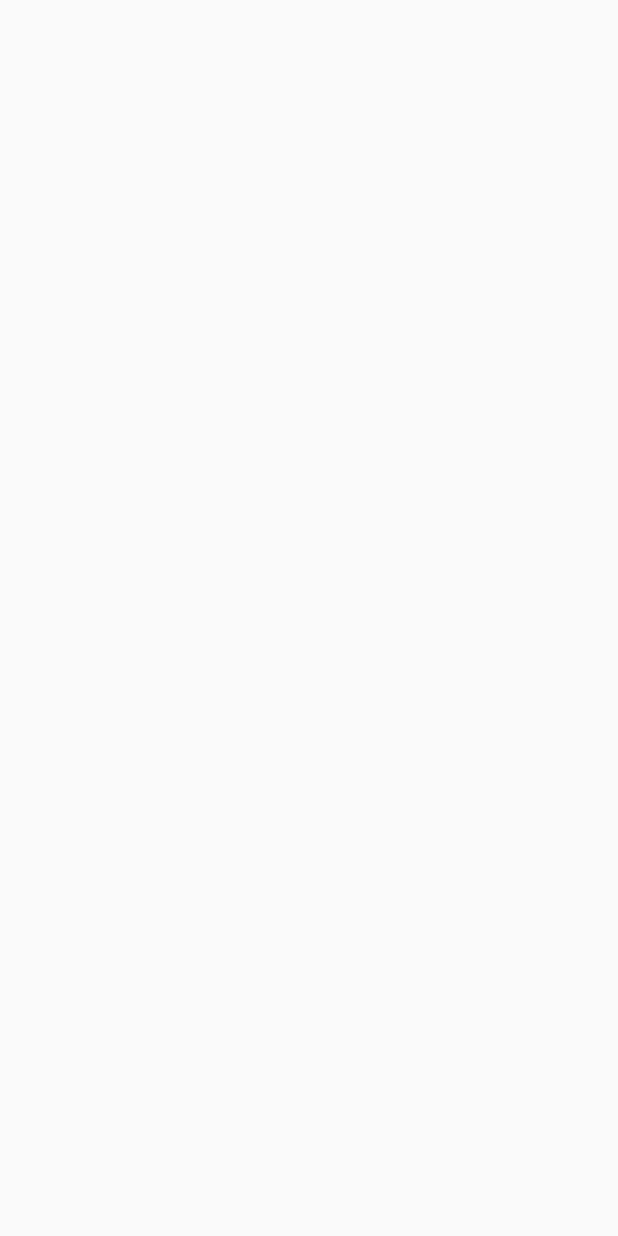
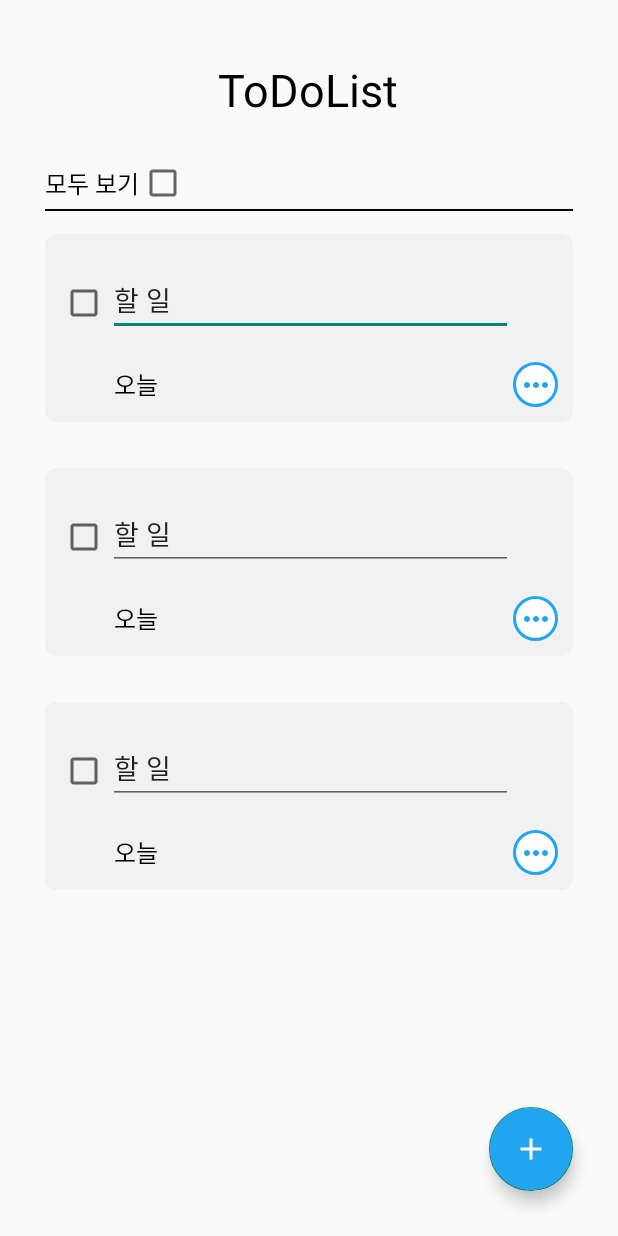
Before and after one commit to O-Wensu/Android_2DoList, an Android app: the MainActivity screen opened directly, with no data from a screen before it, on a phone screen of 412 x 824 dp. Before the commit the screen is empty. Run offline under Robolectric (Android 15) with nearby library versions, the phone set to English and light mode, and no system bars.

Commit message:
design: recyclerView를 사용한 todo 리스트 UI 구현

```diff
--- a/app/build.gradle
+++ b/app/build.gradle
@@ -29,6 +29,9 @@ android {
     kotlinOptions {
         jvmTarget = '1.8'
     }
+    viewBinding {
+        enabled = true
+    }
 }
 
 dependencies {
--- a/app/src/main/java/com/twoDoList/LoginActivity.kt
+++ b/app/src/main/java/com/twoDoList/LoginActivity.kt
@@ -1,11 +1,20 @@
 package com.twoDoList
 
+import android.content.Intent
 import androidx.appcompat.app.AppCompatActivity
 import android.os.Bundle
+import com.twoDoList.databinding.ActivityLoginBinding
 
 class LoginActivity : AppCompatActivity() {
+    private lateinit var binding: ActivityLoginBinding
     override fun onCreate(savedInstanceState: Bundle?) {
         super.onCreate(savedInstanceState)
-        setContentView(R.layout.activity_login)
+        binding = ActivityLoginBinding.inflate(layoutInflater)
+        setContentView(binding.root)
+
+        binding.loginButton.setOnClickListener {
+            val intent = Intent(this, MainActivity::class.java)
+            startActivity(intent)
+        }
     }
 }
--- a/app/src/main/java/com/twoDoList/MainActivity.kt
+++ b/app/src/main/java/com/twoDoList/MainActivity.kt
@@ -2,10 +2,30 @@ package com.twoDoList
 
 import androidx.appcompat.app.AppCompatActivity
 import android.os.Bundle
+import androidx.recyclerview.widget.DividerItemDecoration
+import androidx.recyclerview.widget.LinearLayoutManager
+import com.twoDoList.databinding.ActivityMainBinding
 
 class MainActivity : AppCompatActivity() {
+    private lateinit var binding: ActivityMainBinding
+    private lateinit var todoAdapter: TodoAdapter
     override fun onCreate(savedInstanceState: Bundle?) {
         super.onCreate(savedInstanceState)
-        setContentView(R.layout.activity_main)
+        binding = ActivityMainBinding.inflate(layoutInflater)
+        setContentView(binding.root)
+
+        val dummyList = mutableListOf(
+            Todo("밥 먹기", "오늘"),
+            Todo("밥 먹기", "오늘"),
+            Todo("밥 먹기", "오늘")
+        )
+
+        todoAdapter = TodoAdapter(dummyList)
+        binding.todoRecyclerView.apply {
+            adapter = todoAdapter
+            layoutManager = LinearLayoutManager(applicationContext, LinearLayoutManager.VERTICAL, false)
+/*            val dividerItemDecoration = DividerItemDecoration(applicationContext,LinearLayoutManager.VERTICAL)
+            addItemDecoration(dividerItemDecoration)*/
+        }
     }
 }
--- /dev/null
+++ b/app/src/main/java/com/twoDoList/Todo.kt
@@ -0,0 +1,6 @@
+package com.twoDoList
+
+data class Todo(
+    val title: String,
+    val deadline: String
+)
--- /dev/null
+++ b/app/src/main/java/com/twoDoList/TodoAdapter.kt
@@ -0,0 +1,30 @@
+package com.twoDoList
+
+import android.content.Context
+import android.view.LayoutInflater
+import android.view.View
+import android.view.ViewGroup
+import androidx.recyclerview.widget.RecyclerView
+import com.twoDoList.databinding.ItemTodoBinding
+
+class TodoAdapter(private val list: MutableList<Todo>): RecyclerView.Adapter<TodoAdapter.TodoViewHolder>() {
+
+    override fun onCreateViewHolder(parent: ViewGroup, viewType: Int): TodoViewHolder {
+        val inflater = parent.context.getSystemService(Context.LAYOUT_INFLATER_SERVICE) as LayoutInflater
+        val binding = ItemTodoBinding.inflate(inflater,parent,false)
+        return TodoViewHolder(binding)
+    }
+
+    override fun onBindViewHolder(holder: TodoViewHolder, position: Int) {
+        holder.binding.apply {
+            val todo = list[position]
+            //deadlineTextView.text = todo.deadline
+        }
+    }
+
+    override fun getItemCount(): Int {
+        return list.size
+    }
+
+    class TodoViewHolder(val binding: ItemTodoBinding): RecyclerView.ViewHolder(binding.root)
+}
--- /dev/null
+++ b/app/src/main/res/drawable/ic_baseline_add_24.xml
@@ -0,0 +1,5 @@
+<vector android:height="24dp" android:tint="#FFFFFF"
+    android:viewportHeight="24" android:viewportWidth="24"
+    android:width="24dp" xmlns:android="http://schemas.android.com/apk/res/android">
+    <path android:fillColor="@android:color/white" android:pathData="M19,13h-6v6h-2v-6H5v-2h6V5h2v6h6v2z"/>
+</vector>
--- /dev/null
+++ b/app/src/main/res/drawable/ic_baseline_more_horiz_24.xml
@@ -0,0 +1,5 @@
+<vector android:height="24dp" android:tint="#21A5F0"
+    android:viewportHeight="24" android:viewportWidth="24"
+    android:width="24dp" xmlns:android="http://schemas.android.com/apk/res/android">
+    <path android:fillColor="@android:color/white" android:pathData="M6,10c-1.1,0 -2,0.9 -2,2s0.9,2 2,2 2,-0.9 2,-2 -0.9,-2 -2,-2zM18,10c-1.1,0 -2,0.9 -2,2s0.9,2 2,2 2,-0.9 2,-2 -0.9,-2 -2,-2zM12,10c-1.1,0 -2,0.9 -2,2s0.9,2 2,2 2,-0.9 2,-2 -0.9,-2 -2,-2z"/>
+</vector>
--- /dev/null
+++ b/app/src/main/res/drawable/outline_rectangle.xml
@@ -0,0 +1,17 @@
+<?xml version="1.0" encoding="utf-8"?>
+<layer-list xmlns:android="http://schemas.android.com/apk/res/android">
+    <item
+        android:bottom="1dp"
+        android:left="1dp"
+        android:right="1dp"
+        android:top="1dp">
+        <color android:color="@color/light_grey2"/>
+        <shape android:shape="rectangle" >
+            <corners android:radius="10dp"/>
+            <stroke
+                android:width="1dp"
+                android:color="@color/grey" />
+            <solid android:color="#FFF" />
+        </shape>
+    </item>
+</layer-list>
--- /dev/null
+++ b/app/src/main/res/drawable/shape_circle.xml
@@ -0,0 +1,8 @@
+<?xml version="1.0" encoding="utf-8"?>
+<shape xmlns:android="http://schemas.android.com/apk/res/android"
+    android:shape="oval">
+    <solid android:color="@color/white" />
+    <stroke
+        android:width="2dp"
+        android:color="@color/blue" />
+</shape>
--- a/app/src/main/res/layout/activity_main.xml
+++ b/app/src/main/res/layout/activity_main.xml
@@ -6,4 +6,76 @@
     android:layout_height="match_parent"
     tools:context=".MainActivity">
 
+    <TextView
+        android:id="@+id/titleTextView"
+        android:layout_width="wrap_content"
+        android:layout_height="wrap_content"
+        android:text="ToDoList"
+        app:layout_constraintBottom_toBottomOf="parent"
+        app:layout_constraintEnd_toEndOf="parent"
+        app:layout_constraintHorizontal_bias="0.498"
+        app:layout_constraintStart_toStartOf="parent"
+        app:layout_constraintTop_toTopOf="parent"
+        app:layout_constraintVertical_bias="0.05"
+        android:textSize="30dp"
+        android:textColor="@color/black"/>
+
+    <TextView
+        android:id="@+id/allTodoTextView"
+        android:layout_width="wrap_content"
+        android:layout_height="wrap_content"
+        android:text="모두 보기"
+        android:textSize="16sp"
+        android:textColor="@color/black"
+        android:layout_marginTop="30dp"
+        android:layout_marginStart="30dp"
+        app:layout_constraintStart_toStartOf="parent"
+        app:layout_constraintTop_toBottomOf="@id/titleTextView"
+        />
+
+    <CheckBox
+        android:id="@+id/allTodoCheckBox"
+        android:layout_width="wrap_content"
+        android:layout_height="wrap_content"
+        app:layout_constraintStart_toEndOf="@id/allTodoTextView"
+        app:layout_constraintTop_toTopOf="@id/allTodoTextView"
+        app:layout_constraintBottom_toBottomOf="@id/allTodoTextView"/>
+
+
+    <View
+        android:id="@+id/topLineView"
+        android:layout_width="0dp"
+        android:layout_height="1dp"
+        android:background="@color/black"
+        android:layout_marginTop="5dp"
+        android:layout_marginEnd="30dp"
+        app:layout_constraintStart_toStartOf="@id/allTodoTextView"
+        app:layout_constraintEnd_toEndOf="parent"
+        app:layout_constraintTop_toBottomOf="@id/allTodoTextView" />
+
+
+    <androidx.recyclerview.widget.RecyclerView
+        android:id="@+id/todoRecyclerView"
+        android:layout_width="match_parent"
+        android:layout_height="0dp"
+        app:layout_constraintBaseline_toBottomOf="parent"
+        app:layout_constraintBottom_toBottomOf="parent"
+        app:layout_constraintEnd_toEndOf="parent"
+        app:layout_constraintHorizontal_bias="0.0"
+        app:layout_constraintStart_toStartOf="parent"
+        app:layout_constraintTop_toBottomOf="@id/topLineView"
+        app:layout_constraintVertical_bias="0.0" />
+
+    <com.google.android.material.floatingactionbutton.FloatingActionButton
+        android:id="@+id/floatingActionButton"
+        android:layout_width="wrap_content"
+        android:layout_height="wrap_content"
+        android:clickable="true"
+        app:layout_constraintEnd_toEndOf="parent"
+        app:layout_constraintBottom_toBottomOf="parent"
+        android:layout_margin="30dp"
+        android:backgroundTint="@color/blue"
+        android:src="@drawable/ic_baseline_add_24"/>
+
+
 </androidx.constraintlayout.widget.ConstraintLayout>
--- /dev/null
+++ b/app/src/main/res/layout/item_todo.xml
@@ -0,0 +1,58 @@
+<?xml version="1.0" encoding="utf-8"?>
+<androidx.constraintlayout.widget.ConstraintLayout xmlns:android="http://schemas.android.com/apk/res/android"
+    xmlns:tools="http://schemas.android.com/tools"
+    android:layout_width="match_parent"
+    android:layout_height="wrap_content"
+    xmlns:app="http://schemas.android.com/apk/res-auto"
+    android:padding="10dp"
+    android:layout_marginStart="30dp"
+    android:layout_marginEnd="30dp"
+    android:layout_marginTop="15dp"
+    android:layout_marginBottom="15dp"
+    android:background="@drawable/rounded_corner_rectangle"
+    android:backgroundTint="@color/light_grey2">
+
+    <CheckBox
+        android:id="@+id/completeCheckBox"
+        android:layout_width="wrap_content"
+        android:layout_height="wrap_content"
+        app:layout_constraintStart_toStartOf="parent"
+        app:layout_constraintTop_toTopOf="parent"
+        android:layout_marginTop="20dp"/>
+
+    <EditText
+        android:id="@+id/todoEditText"
+        android:layout_width="0dp"
+        android:layout_height="wrap_content"
+        android:gravity="start"
+        android:text="할 일"
+        app:layout_constraintBaseline_toBaselineOf="@id/completeCheckBox"
+        app:layout_constraintStart_toEndOf="@id/completeCheckBox"
+        app:layout_constraintTop_toTopOf="parent"
+        app:layout_constraintEnd_toEndOf="parent"
+        android:layout_marginEnd="30dp"/>
+
+    <TextView
+        android:id="@+id/deadLineTextView"
+        android:layout_width="wrap_content"
+        android:layout_height="wrap_content"
+        android:text="오늘"
+        android:textColor="@color/black"
+        android:textSize="16sp"
+        app:layout_constraintStart_toStartOf="@id/todoEditText"
+        app:layout_constraintTop_toBottomOf="@id/todoEditText"
+        android:layout_marginTop="20dp"
+        android:layout_marginStart="4dp"/>
+
+    <ImageButton
+        android:id="@+id/moreButton"
+        android:layout_width="30dp"
+        android:layout_height="30dp"
+        android:background="@drawable/shape_circle"
+        app:layout_constraintStart_toEndOf="@+id/todoEditText"
+        app:layout_constraintTop_toTopOf="@id/deadLineTextView"
+        app:layout_constraintBottom_toBottomOf="@id/deadLineTextView"
+        android:src="@drawable/ic_baseline_more_horiz_24"/>
+
+
+</androidx.constraintlayout.widget.ConstraintLayout>
--- a/app/src/main/res/values/colors.xml
+++ b/app/src/main/res/values/colors.xml
@@ -9,5 +9,6 @@
     <color name="white">#FFFFFFFF</color>
     <color name="grey">#F0F0F0</color>
     <color name="light_grey">#F5F5F5</color>
+    <color name="light_grey2">#F1F1F1</color>
     <color name="blue">#21A5F0</color>
 </resources>
```
